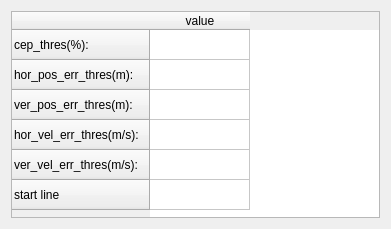
Above: OpenRtk_Dirver/AnalysisConfigUI.ui from aceinnazhangchen/OpenRtk_Dirver before the change. Below: the same form after it.
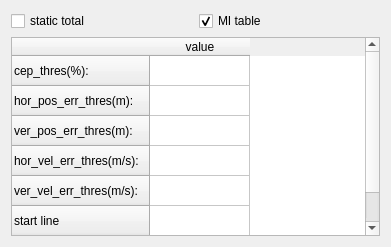
That is the form after the change.

Patch:
```diff
--- a/OpenRtk_Dirver/AnalysisConfigUI.ui
+++ b/OpenRtk_Dirver/AnalysisConfigUI.ui
@@ -7,13 +7,34 @@
     <x>0</x>
     <y>0</y>
     <width>391</width>
-    <height>229</height>
+    <height>247</height>
    </rect>
   </property>
   <property name="windowTitle">
    <string>AnalysisConfigUI</string>
   </property>
-  <layout class="QHBoxLayout" name="horizontalLayout">
+  <layout class="QVBoxLayout" name="verticalLayout">
+   <item>
+    <layout class="QHBoxLayout" name="horizontalLayout_2">
+     <item>
+      <widget class="QCheckBox" name="checkBox_static_total">
+       <property name="text">
+        <string>static total</string>
+       </property>
+      </widget>
+     </item>
+     <item>
+      <widget class="QCheckBox" name="checkBox_MI_table">
+       <property name="text">
+        <string>MI table</string>
+       </property>
+       <property name="checked">
+        <bool>true</bool>
+       </property>
+      </widget>
+     </item>
+    </layout>
+   </item>
    <item>
     <widget class="QTableWidget" name="tableWidget">
      <row>
```
